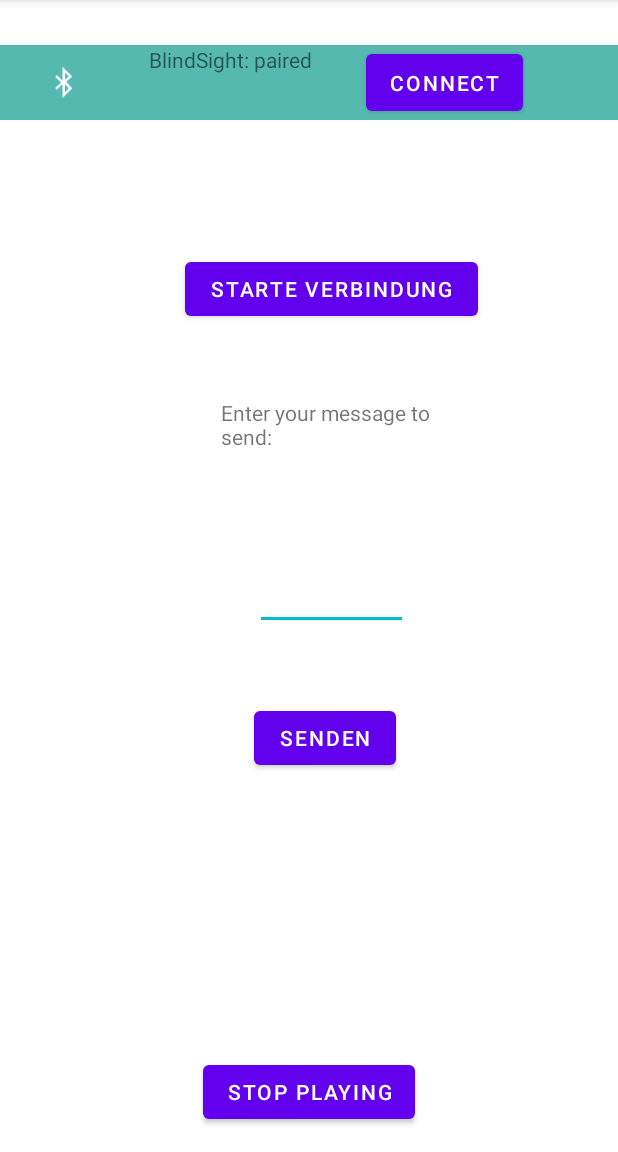
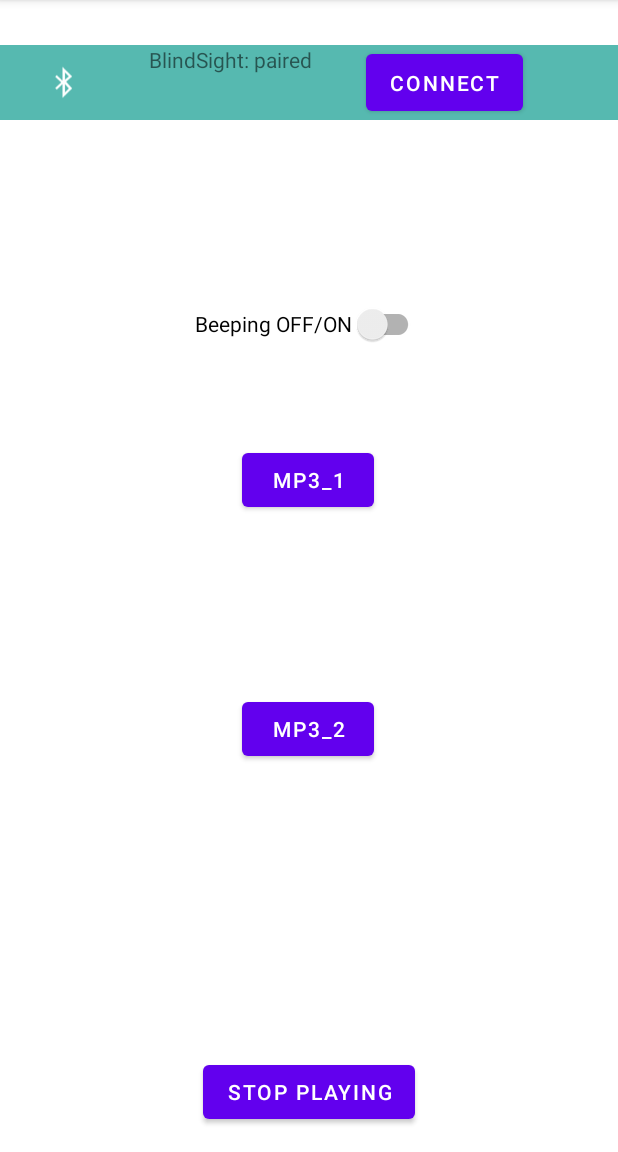
Before and after one commit to running-Rigo/BlindToy-Project-App, an Android app: the PlayingFragment screen opened directly, with no data from a screen before it, on a phone screen of 412 x 824 dp, the part 84-1236 px from its top. Run offline under Robolectric (Android 15) with nearby library versions, the phone set to English and light mode, and no system bars; 2 statements that could not run were skipped.

Commit message:
1.5.23_b

```diff
--- a/app/src/main/java/com/example/blindtoy_projekt_b/Bluetooth/BtConnectionService.java
+++ b/app/src/main/java/com/example/blindtoy_projekt_b/Bluetooth/BtConnectionService.java
@@ -1,16 +1,10 @@
 package com.example.blindtoy_projekt_b.Bluetooth;
 
 import android.Manifest;
-import android.app.ProgressDialog;
 import android.bluetooth.BluetoothAdapter;
 import android.bluetooth.BluetoothDevice;
 import android.bluetooth.BluetoothSocket;
-import android.content.AsyncQueryHandler;
-import android.content.BroadcastReceiver;
 import android.content.Context;
-import android.content.Intent;
-import android.content.IntentFilter;
-import android.content.pm.LabeledIntent;
 import android.content.pm.PackageManager;
 import android.os.AsyncTask;
 import android.util.Log;
@@ -18,18 +12,18 @@ import android.util.Log;
 import androidx.core.app.ActivityCompat;
 import androidx.lifecycle.LiveData;
 import androidx.lifecycle.MutableLiveData;
-import androidx.localbroadcastmanager.content.LocalBroadcastManager;
 
 import java.io.IOException;
-import java.io.InputStream;
 import java.io.OutputStream;
-import java.nio.charset.Charset;
 import java.util.UUID;
 
 public class BtConnectionService {
     private static final String TAG = "L_BtConnectionService";
     private static final UUID MY_UUID = UUID.fromString("00001101-0000-1000-8000-00805F9B34FB");
     private final BluetoothAdapter myBluetoothAdapter = BluetoothAdapter.getDefaultAdapter();
+    private BluetoothSocket btSocket = null;
+    private OutputStream outputStream = null;
+
 
     private Context context;
 
@@ -50,7 +44,7 @@ public class BtConnectionService {
     }
 
 
-    public void checkForBlindSight() {
+    public void checkForBlindDog() {
         if (ActivityCompat.checkSelfPermission(context, Manifest.permission.BLUETOOTH_CONNECT) != PackageManager.PERMISSION_GRANTED) {
             return;
         }
@@ -66,7 +60,6 @@ public class BtConnectionService {
     }
 
     public void connectToBlindSight() {
-        BluetoothSocket btSocket = null;
         int counter = 0;
         do {
             try {
@@ -95,7 +88,7 @@ public class BtConnectionService {
         }while (!btSocket.isConnected() && counter < 3);
 
         try {
-            OutputStream outputStream = btSocket.getOutputStream();
+            outputStream = btSocket.getOutputStream();
             outputStream.write((byte)'0');
         } catch (IOException e) {
             e.printStackTrace();
@@ -103,6 +96,14 @@ public class BtConnectionService {
 
         //ConnectThread connectThreadAsync = new ConnectThread(hc05, MY_UUID);
         //connectThreadAsync.doInBackground();
+    }
+
+    public void sendChar(char character){
+        try {
+            outputStream.write((byte)character);
+        } catch (IOException e) {
+            e.printStackTrace();
+        }
     }
 
     //this thread tries to connect to another devices  server-socket (not in the Main-Thread!)
--- a/app/src/main/java/com/example/blindtoy_projekt_b/Entities/Pet.java
+++ b/app/src/main/java/com/example/blindtoy_projekt_b/Entities/Pet.java
@@ -12,7 +12,7 @@ public class Pet {
         this.pet_id = pet_id;
         this.name = name;
         this.species = species;
-        sounds = "1,2,2,2,1"; //soundSettings are for a new pet set to default values (file1,file2,mediumBeepingSpeed,mediumTonePitch,single*beep*)
+        sounds = "1,2,2,2,1"; //soundSettings are for a new pet set to default values (file1,file2,mediumTonePitch,mediumBeepingSpeed,single*beep*)
     }
 
     @Override
--- a/app/src/main/java/com/example/blindtoy_projekt_b/Views/Game/SoundSettingsFragment.java
+++ b/app/src/main/java/com/example/blindtoy_projekt_b/Views/Game/SoundSettingsFragment.java
@@ -38,7 +38,7 @@ public class SoundSettingsFragment extends Fragment {
     private String[] files2Array = {"Da komm her", "Such such", "Miau","*schnalz-Geräusch*"};
     private String[] pitchesArray = {"tiefe Tonlage", "mittlere Tonlage", "hoche Tonlage"};
     private String[] speedArray = {"langsam", "mittel", "schnell"};
-    private String[] beatsArray = {"beep", "beep-beep", "beep-beeeeep","beeeep"};
+    private String[] beatsArray = {"beep", "beep-beep", "beep-beeeeep","beeeep-beeeep"};
     private Spinner spinnerFile1,spinnerFile2,spinnerPitch,spinnerSpeed,spinnerBeat;
     private ArrayAdapter<String> adapterFile1,adapterFile2,adapterPitch,adapterSpeed,adapterBeat;
     private FloatingActionButton saveSettings;
--- a/app/src/main/java/com/example/blindtoy_projekt_b/Views/Play/PlayingFragment.java
+++ b/app/src/main/java/com/example/blindtoy_projekt_b/Views/Play/PlayingFragment.java
@@ -3,6 +3,7 @@ package com.example.blindtoy_projekt_b.Views.Play;
 import android.bluetooth.BluetoothDevice;
 import android.os.Bundle;
 
+import androidx.appcompat.widget.SwitchCompat;
 import androidx.fragment.app.Fragment;
 import androidx.lifecycle.ViewModelProvider;
 
@@ -11,12 +12,11 @@ import android.view.LayoutInflater;
 import android.view.View;
 import android.view.ViewGroup;
 import android.widget.Button;
+import android.widget.CompoundButton;
 import android.widget.EditText;
 
 import com.example.blindtoy_projekt_b.Bluetooth.BtConnectionService;
 import com.example.blindtoy_projekt_b.R;
-import com.example.blindtoy_projekt_b.ViewModels.Game.SharedOnePetViewModel;
-import com.example.blindtoy_projekt_b.ViewModels.Game.SoundSettingsViewModel;
 import com.example.blindtoy_projekt_b.ViewModels.Play.SharedPlayViewModel;
 
 import java.util.UUID;
@@ -25,7 +25,8 @@ public class PlayingFragment extends Fragment {
     private static final String TAG = "L_PlayingFragment";
     private SharedPlayViewModel sharedPlayViewModel;
     private View view;
-    private Button sendButton, connectButton;
+    private SwitchCompat beepingButton;
+    private Button mp3_1_Btn,mp3_2_Btn;
 
     private BtConnectionService btConnectionService; //self written class from tutorial
 
@@ -44,7 +45,6 @@ public class PlayingFragment extends Fragment {
         view = inflater.inflate(R.layout.fragment_playing, container, false);
         sharedPlayViewModel = new ViewModelProvider(requireActivity()).get(SharedPlayViewModel.class);
         initViews();
-        //initObserver();
 
         Log.d(TAG,"geöffnet!");
         return view;
@@ -52,8 +52,33 @@ public class PlayingFragment extends Fragment {
 
 
     private void initViews(){
-        sendButton = view.findViewById(R.id.send_button);
-        connectButton= view.findViewById(R.id.connectBtn);
-        sendMessage = view.findViewById(R.id.btInput);
+        beepingButton = view.findViewById(R.id.beepingButton);
+        beepingButton.setOnCheckedChangeListener(new CompoundButton.OnCheckedChangeListener() {
+            @Override
+            public void onCheckedChanged(CompoundButton compoundButton, boolean isBeeping) {
+                if(isBeeping){
+                    sharedPlayViewModel.activateBeeping();
+                }
+                else{
+                    sharedPlayViewModel.deactivateBeeping();
+                }
+            }
+        });
+
+        mp3_1_Btn = view.findViewById(R.id.mp3_1_btn);
+        mp3_1_Btn.setOnClickListener(new View.OnClickListener() {
+            @Override
+            public void onClick(View view) {
+                sharedPlayViewModel.playFirstMP3();
+            }
+        });
+
+        mp3_2_Btn = view.findViewById(R.id.mp3_2_btn);
+        mp3_2_Btn.setOnClickListener(new View.OnClickListener() {
+            @Override
+            public void onClick(View view) {
+                sharedPlayViewModel.playSecondMP3();
+            }
+        });
     }
 }
--- a/app/src/main/res/layout/fragment_playing.xml
+++ b/app/src/main/res/layout/fragment_playing.xml
@@ -1,65 +1,56 @@
 <?xml version="1.0" encoding="utf-8"?>
 <FrameLayout xmlns:android="http://schemas.android.com/apk/res/android"
+    xmlns:app="http://schemas.android.com/apk/res-auto"
     xmlns:tools="http://schemas.android.com/tools"
     android:layout_width="match_parent"
     android:layout_height="match_parent"
     tools:context=".Views.Play.PlayingFragment">
 
-    <RelativeLayout
+    <androidx.constraintlayout.widget.ConstraintLayout
         android:layout_width="match_parent"
         android:layout_height="match_parent">
 
-        <!-- TODO: Update blank fragment layout -->
 
-
+        <androidx.appcompat.widget.SwitchCompat
+            android:id="@+id/beepingButton"
+            android:layout_width="wrap_content"
+            android:layout_height="wrap_content"
+            android:layout_alignParentStart="true"
+            android:layout_alignParentEnd="true"
+            android:text="Beeping OFF/ON"
+            app:layout_constraintBottom_toTopOf="@+id/mp3_1_btn"
+            app:layout_constraintEnd_toEndOf="parent"
+            app:layout_constraintStart_toStartOf="parent"
+            app:layout_constraintTop_toTopOf="parent"
+            app:layout_constraintVertical_bias="0.623" />
 
         <Button
-            android:id="@+id/connectBtn"
+            android:id="@+id/mp3_1_btn"
             android:layout_width="wrap_content"
             android:layout_height="wrap_content"
             android:layout_alignParentStart="true"
             android:layout_alignParentEnd="true"
             android:layout_alignParentBottom="true"
-            android:layout_marginStart="123dp"
-            android:layout_marginEnd="93dp"
-            android:layout_marginBottom="451dp"
-            android:text="Starte Verbindung" />
+            android:layout_marginBottom="324dp"
+            android:text="MP3_1"
+            app:layout_constraintBottom_toBottomOf="parent"
+            app:layout_constraintEnd_toEndOf="parent"
+            app:layout_constraintHorizontal_bias="0.498"
+            app:layout_constraintStart_toStartOf="parent" />
 
-        <TextView
+        <Button
+            android:id="@+id/mp3_2_btn"
             android:layout_width="wrap_content"
             android:layout_height="wrap_content"
-            android:layout_above="@+id/btInput"
-            android:layout_alignParentStart="true"
-            android:layout_alignParentEnd="true"
-            android:layout_marginStart="147dp"
-            android:layout_marginEnd="110dp"
-            android:layout_marginBottom="19dp"
-            android:text="Enter your message to send:" />
+            android:layout_marginTop="118dp"
+            android:text="MP3_2"
+            app:layout_constraintBottom_toBottomOf="parent"
+            app:layout_constraintEnd_toEndOf="parent"
+            app:layout_constraintHorizontal_bias="0.498"
+            app:layout_constraintStart_toStartOf="parent"
+            app:layout_constraintTop_toBottomOf="@+id/mp3_1_btn"
+            app:layout_constraintVertical_bias="0.0" />
 
-        <EditText
-            android:id="@+id/btInput"
-            android:layout_width="100sp"
-            android:layout_height="100sp"
-            android:layout_alignParentStart="true"
-            android:layout_alignParentEnd="true"
-            android:layout_alignParentBottom="true"
-            android:layout_marginStart="170dp"
-            android:layout_marginEnd="140dp"
-            android:layout_marginBottom="248dp"
-            android:backgroundTint="#00BCD4"></EditText>
-
-        <Button
-            android:id="@+id/send_button"
-            android:layout_width="wrap_content"
-            android:layout_height="wrap_content"
-            android:layout_alignParentStart="true"
-            android:layout_alignParentEnd="true"
-            android:layout_alignParentBottom="true"
-            android:layout_marginStart="169dp"
-            android:layout_marginEnd="148dp"
-            android:layout_marginBottom="152dp"
-            android:text="Senden" />
-
-    </RelativeLayout>
+    </androidx.constraintlayout.widget.ConstraintLayout>
 
 </FrameLayout>
```
Also changed, not shown: app/src/main/java/com/example/blindtoy_projekt_b/ViewModels/Play/SharedPlayViewModel.java (+60 -8 lines).
